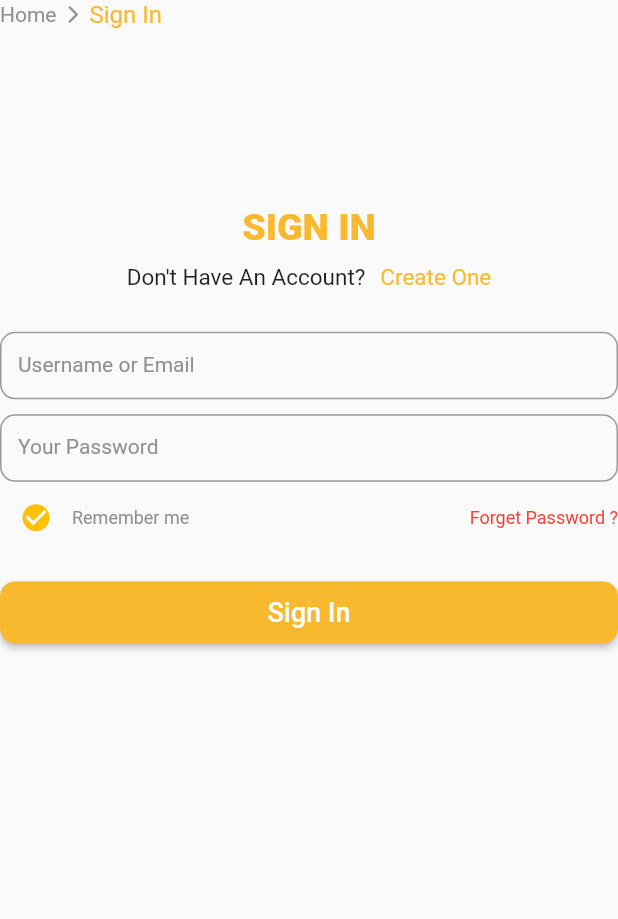
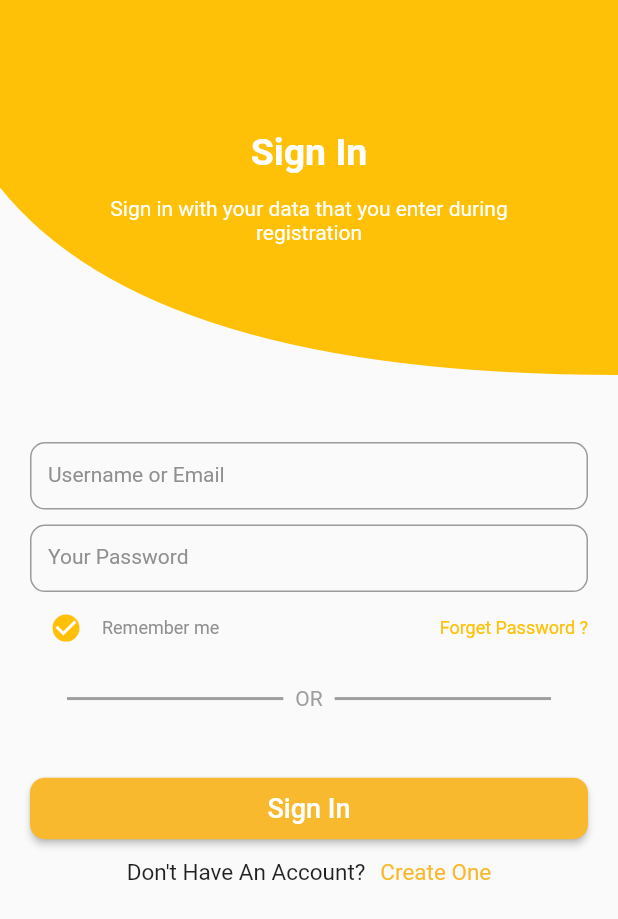
Before and after one commit to AsifMostafiz1/flutter_muslim_ecom_app, a Flutter app: the OnBoardingPage screen opened directly, after a tap on "Skip", after a tap on "SIGN IN", on a phone screen of 412 x 824 dp. Shown: the top 919 px of the screen. Run offline on Flutter 3.47's test engine with Material 2 defaults, Android fonts, the phone set to English and light mode, and no system bars.

Commit message:
log in page Modified

```diff
--- a/lib/main.dart
+++ b/lib/main.dart
@@ -19,7 +19,7 @@ class MyApp extends StatelessWidget {
 
       ),
       debugShowCheckedModeBanner: false,
-      home: SignInPage(),
+      home: OnBoardingPage(),
     );
   }
 }
--- a/lib/screens/sign_in_page.dart
+++ b/lib/screens/sign_in_page.dart
@@ -1,4 +1,6 @@
 import 'package:flutter/material.dart';
+import 'package:islami_ecom_app/constants/size_configs.dart';
+
 
 
 class SignInPage extends StatefulWidget {
@@ -9,84 +11,56 @@ class SignInPage extends StatefulWidget {
 }
 
 class _SignInPageState extends State<SignInPage> {
+
   @override
   Widget build(BuildContext context) {
+
+    SizeConfigure().init(context);
+
+    double sizeV = SizeConfigure.blockSizeV!;
+    double sizeH = SizeConfigure.blockSizeH!;
+
+
     return Scaffold(
-      // appBar: AppBar(
-      //   elevation: 0,
-      //   backgroundColor:const Color(0xFFF9B92E),
-      //   centerTitle: true,
-      //   leading: IconButton(
-      //     icon:const Icon(Icons.list_outlined,size: 30,color: Colors.white,),
-      //     color: Colors.black,
-      //     onPressed: () {  },
-      //   ),
-      //   actions:const [
-      //     Icon(Icons.favorite_border_outlined,size: 30,color: Colors.white),
-      //     SizedBox(width: 15,),
-      //     Icon(Icons.account_circle_outlined,size: 30,color: Colors.white),
-      //     SizedBox(width: 7,),
-      //
-      //   ],
-      //
-      // ),
       body: SingleChildScrollView(
         child: Column(
-          //mainAxisAlignment: MainAxisAlignment.center,
-          crossAxisAlignment: CrossAxisAlignment.start,
+          children: [
+            ClipPath(
+              clipper: MyClipper(),
+              child: Container(
+                height: 250.0,
+                width: sizeH*100,
+                decoration: BoxDecoration(
+                  color: Colors.amber,
+                ),
+                child: Padding(
+                  padding: const EdgeInsets.all(50.0),
+                  child: Column(
+                    //crossAxisAlignment: CrossAxisAlignment.stretch,
+                    mainAxisAlignment: MainAxisAlignment.center,
+                    children: [
+                      Text('Sign In',
+                        style: TextStyle(
+                          color: Colors.white,
+                          fontSize: 25.0,
+                          fontWeight: FontWeight.bold,
+                        ),
+                      ),
+                      SizedBox(height: 15,),
+
+                      Text('Sign in with your data that you enter during registration',style: TextStyle(color: Colors.white,fontSize: 14),textAlign: TextAlign.center,)
+                    ],
+                  ),
+                ),
+              ),
+            ),
+
+            Padding(
+              padding: const EdgeInsets.all(20.0),
+              child: Column(
                 children: [
 
-            Row(
-              children:const [
-                Text("Home",style: TextStyle(
-                    color: Color(0xFF909090),
-                    fontSize: 14
-                ),),
-                SizedBox(width: 4,),
-                Icon(Icons.arrow_forward_ios_rounded,size: 14,color: Color(0xFF909090),),
-                SizedBox(width: 4,),
-                Text("Sign In",style:  TextStyle(
-                    fontSize: 16,
-                    color: Color(0xFFF9B92E)
-                ),),
-              ],
-            ),
-
-            Container(
-              height: MediaQuery.of(context).size.height/7,
-            ),
-
-            Column(
-              mainAxisAlignment: MainAxisAlignment.center,
-              //crossAxisAlignment: CrossAxisAlignment.center,
-              children:[
-                 Text("Sign In".toUpperCase(),style: const TextStyle(
-                    fontSize: 25,
-                    fontWeight: FontWeight.w800,
-                    color: Color(0xFFF9B92E),
-
-                ),),
-
-                const SizedBox(height: 10,),
-
-                Row(
-                  mainAxisAlignment: MainAxisAlignment.center,
-                  children:const [
-                    Text("Don't Have An Account?",style:  TextStyle(
-                        fontSize: 15,
-                    ),),
-                    SizedBox(width: 10,),
-                    Text("Create One",style:  TextStyle(
-                        fontSize: 15,
-                        color: Color(0xFFF9B92E)
-                    ),),
-                  ],
-                )
-              ],
-            ),
-            Container(
-              height: MediaQuery.of(context).size.width/15,
-            ),
+                  SizedBox(height: sizeV*3,),
                   SizedBox(
                     height: 45,
                     child: TextField(
@@ -150,13 +124,43 @@ class _SignInPageState extends State<SignInPage> {
                           //     MaterialPageRoute(builder: (Context) => ResetScreen()));
                         },
                         child: const Text("Forget Password ?",
-                    style: TextStyle(color: Colors.red,fontSize: 12),
+                          style: TextStyle(color: Colors.amber,fontSize: 12),
 
                         ),
                       ),
                     ],
                   ),
                   const SizedBox(height: 15,),
+
+
+                  Row(
+                    mainAxisAlignment: MainAxisAlignment.center,
+                    children: [
+                      Padding(
+                        padding: const EdgeInsets.only(left: 8.0,right: 8),
+                        child: Container(
+                          width: sizeH*35,
+                          height: 2,
+                          color: Colors.grey,
+                        ),
+                      ),
+
+
+                      Text('OR',style: TextStyle(color: Colors.grey),),
+
+
+                      Padding(
+                        padding: const EdgeInsets.only(left:8.0,right: 8),
+                        child: Container(
+                          width: sizeH*35,
+                          height: 2,
+                          color: Colors.grey,
+                        ),
+                      )
+                    ],
+                  ),
+
+                  SizedBox(height: sizeV*5,),
 
 
 
@@ -185,6 +189,28 @@ class _SignInPageState extends State<SignInPage> {
                       ),
                     ),
                   ),
+
+
+                  const SizedBox(height: 10,),
+
+                  Row(
+                    mainAxisAlignment: MainAxisAlignment.center,
+                    children:const [
+                      Text("Don't Have An Account?",style:  TextStyle(
+                        fontSize: 15,
+                      ),),
+                      SizedBox(width: 10,),
+                      Text("Create One",style:  TextStyle(
+                          fontSize: 15,
+                          color: Color(0xFFF9B92E)
+                      ),),
+                    ],
+                  ),
+                ],
+              ),
+            ),
+
+
           ],
         ),
       ),
@@ -193,3 +219,21 @@ class _SignInPageState extends State<SignInPage> {
     );
   }
 }
+
+class MyClipper  extends CustomClipper<Path> {
+  @override
+  Path getClip(Size size) {
+    var path = new Path();
+    path.lineTo(0, size.height - size.height/2);
+    var controllPoint = Offset(100,size.height);
+    var endPoint = Offset(size.width , size.height);
+    path.quadraticBezierTo(controllPoint.dx, controllPoint.dy, endPoint.dx, endPoint.dy);
+    path.lineTo(size.width, size.height);
+    path.lineTo(size.width, 0);
+    return path;
+  }
+
+  @override
+  bool shouldReclip(CustomClipper<Path> oldClipper) => true;
+
+}
```
Lines whose indentation alone changed are shown as unchanged.
